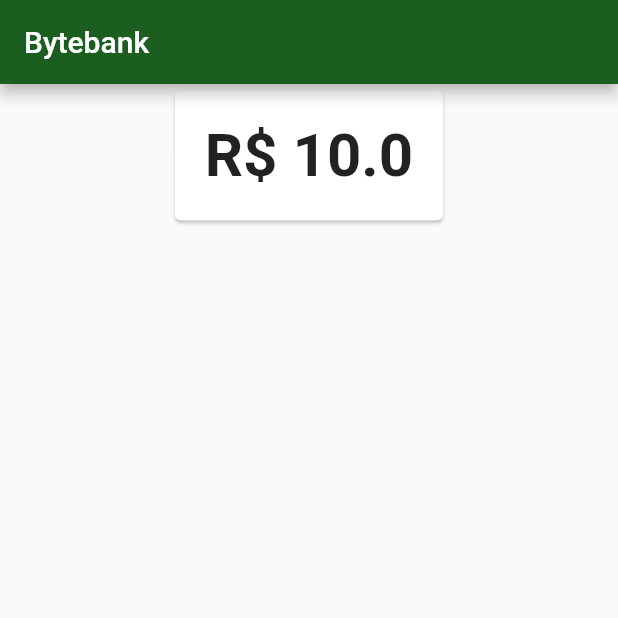
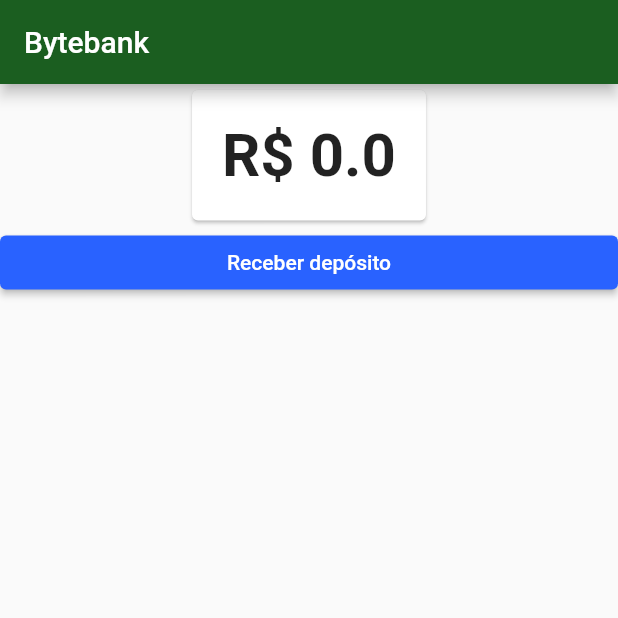
Before and after one commit to busatoju/Bytebank, a Flutter app: the screen it shows after launch, on a phone screen of 412 x 824 dp, the top half of it. Run offline on Flutter 3.47's test engine with Material 2 defaults, Android fonts, the phone set to English and light mode, and no system bars.

Commit message:
Implementada a tela de Depósito

```diff
--- a/lib/models/balance.dart
+++ b/lib/models/balance.dart
@@ -1,9 +1,23 @@
-class Balance{
+import 'package:flutter/material.dart';
 
-  final double value;
+class Balance extends ChangeNotifier{
 
+  double value;
 
   Balance(this.value);
+
+  void add(double value){
+    this.value += value;
+
+    notifyListeners();
+  }
+
+  void withdraw(double value){
+    this.value -= value;
+
+    notifyListeners();
+
+  }
 
   @override
   String toString() {
--- a/lib/screens/dashboard/balance_card.dart
+++ b/lib/screens/dashboard/balance_card.dart
@@ -1,24 +1,23 @@
 import 'package:bytebank/models/balance.dart';
 import 'package:flutter/material.dart';
+import 'package:provider/provider.dart';
 
 class BalanceCard extends StatelessWidget{
-  final Balance balance;
 
-  BalanceCard(this.balance);
 
   Widget build(BuildContext context){
     return Card(
         child: Padding(
             padding: EdgeInsets.all(20),
-        child: Text(
-          balance.toString(),
+            child: Consumer<Balance>(
+                builder: (context, value, child) {
+                  return Text(value.toString(),
                       textAlign: TextAlign.center,
                       style: TextStyle(
                         fontSize: 40,
                         fontWeight: FontWeight.bold,
-          ),
-        ),
-      ),
-    );
+                      ));
+                }
+            )));
   }
 }
--- a/lib/screens/dashboard/dashboard.dart
+++ b/lib/screens/dashboard/dashboard.dart
@@ -1,20 +1,38 @@
 
 import 'package:bytebank/models/balance.dart';
 import 'package:bytebank/screens/dashboard/balance_card.dart';
+import 'package:bytebank/screens/deposit/form.dart';
 import 'package:flutter/material.dart';
+import 'package:provider/provider.dart';
 
 class Dashboard extends StatelessWidget{
   Widget build(BuildContext context) {
     // TODO: implement build
     return Scaffold(
-      body: Align(
-        alignment: Alignment.topCenter,
-          child: BalanceCard(Balance(10.0)),
-      ),
-      appBar: AppBar(
-        title: Text('Bytebank'),
-      ),
-
-    );
+        appBar: AppBar(
+          title: Text('Bytebank'),
+        ),
+        body: ListView(
+          children: <Widget>[
+            Align(
+              alignment: Alignment.topCenter,
+              child: BalanceCard(),
+            ),
+            Consumer<Balance>(
+                builder: (context, balance,child){
+                  return RaisedButton(
+                    child: const Text('Receber depósito'),
+                    onPressed: (){
+                      /*balance.add(10);*/
+                      Navigator.push(
+                          context,
+                          MaterialPageRoute(builder: (context){
+                            return FormWithdraw();
+                          })
+                      );
+                    },);
+                })
+          ],
+        ));
   }
 }
--- a/pubspec.yaml
+++ b/pubspec.yaml
@@ -28,10 +28,11 @@ dependencies:
   # The following adds the Cupertino Icons font to your application.
   # Use with the CupertinoIcons class for iOS style icons.
   cupertino_icons: ^1.0.0
-
+  provider: ^3.0.0
 dev_dependencies:
   flutter_test:
     sdk: flutter
+
 
 # For information on the generic Dart part of this file, see the
 # following page: https://dart.dev/tools/pub/pubspec
```
Also changed, not shown: lib/main.dart (+9 -4 lines), lib/screens/deposit/form.dart (added, +45 -0 lines), pubspec.lock. Lines whose indentation alone changed are shown as unchanged.
